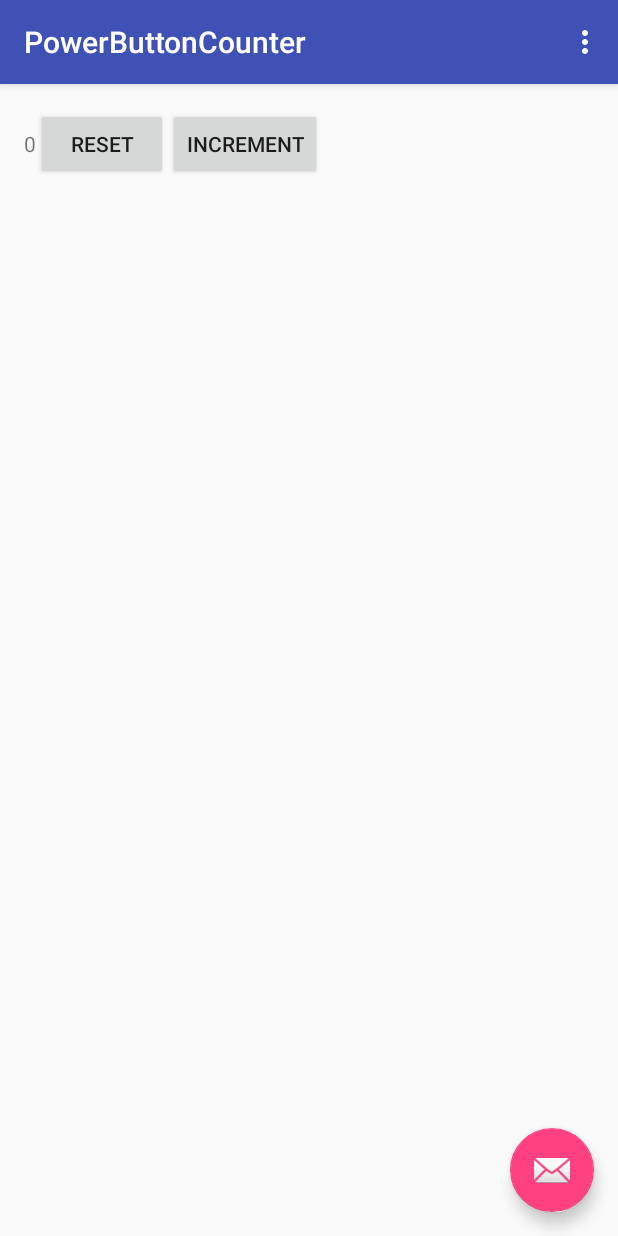
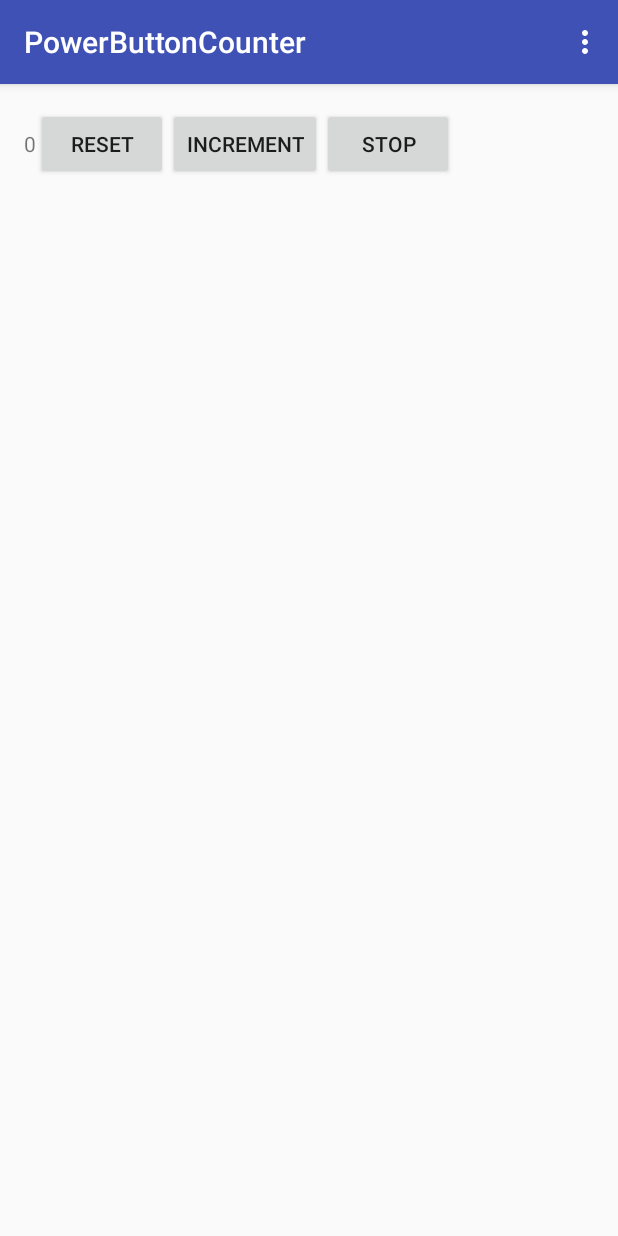
Before and after one commit to JonasMoennig/PowerButtonCounter, an Android app: the screen it shows after launch (MainActivity), on a phone screen of 412 x 824 dp. Run offline under Robolectric (Android 15) with nearby library versions, the phone set to English and light mode, and no system bars.

Commit message:
add stop functionality

```diff
--- a/app/src/main/java/de/jonas_moennig/powerbuttoncounter/MainActivity.java
+++ b/app/src/main/java/de/jonas_moennig/powerbuttoncounter/MainActivity.java
@@ -6,7 +6,6 @@ import android.support.design.widget.FloatingActionButton;
 import android.support.design.widget.Snackbar;
 import android.support.v7.app.AppCompatActivity;
 import android.support.v7.widget.Toolbar;
-import android.view.KeyEvent;
 import android.view.View;
 import android.view.Menu;
 import android.view.MenuItem;
@@ -20,15 +19,6 @@ public class MainActivity extends AppCompatActivity {
         setContentView(R.layout.activity_main);
         Toolbar toolbar = (Toolbar) findViewById(R.id.toolbar);
         setSupportActionBar(toolbar);
-
-        FloatingActionButton fab = (FloatingActionButton) findViewById(R.id.fab);
-        fab.setOnClickListener(new View.OnClickListener() {
-            @Override
-            public void onClick(View view) {
-                Snackbar.make(view, "Replace with your own action", Snackbar.LENGTH_LONG)
-                        .setAction("Action", null).show();
-            }
-        });
 
         startService(new Intent(this, UpdateService.class));
         update();
@@ -47,6 +37,11 @@ public class MainActivity extends AppCompatActivity {
     public void increment(View view){
         Storage.getInstance(this).increment();
         update();
+    }
+
+    public void stop(View view){
+        stopService(new Intent(this, UpdateService.class));
+        finish();
     }
 
     @Override
--- a/app/src/main/res/layout/activity_main.xml
+++ b/app/src/main/res/layout/activity_main.xml
@@ -23,12 +23,4 @@
 
     <include layout="@layout/content_main" />
 
-    <android.support.design.widget.FloatingActionButton
-        android:id="@+id/fab"
-        android:layout_width="wrap_content"
-        android:layout_height="wrap_content"
-        android:layout_gravity="bottom|end"
-        android:layout_margin="@dimen/fab_margin"
-        android:src="@android:drawable/ic_dialog_email" />
-
 </android.support.design.widget.CoordinatorLayout>
--- a/app/src/main/res/layout/content_main.xml
+++ b/app/src/main/res/layout/content_main.xml
@@ -29,4 +29,9 @@
         android:layout_height="wrap_content"
         android:text="increment"
         android:onClick="increment"/>
+    <Button
+        android:layout_width="wrap_content"
+        android:layout_height="wrap_content"
+        android:text="stop"
+        android:onClick="stop"/>
 </LinearLayout>
```
Also changed, not shown: app/src/main/java/de/jonas_moennig/powerbuttoncounter/UpdateService.java (+7 -1 lines).
